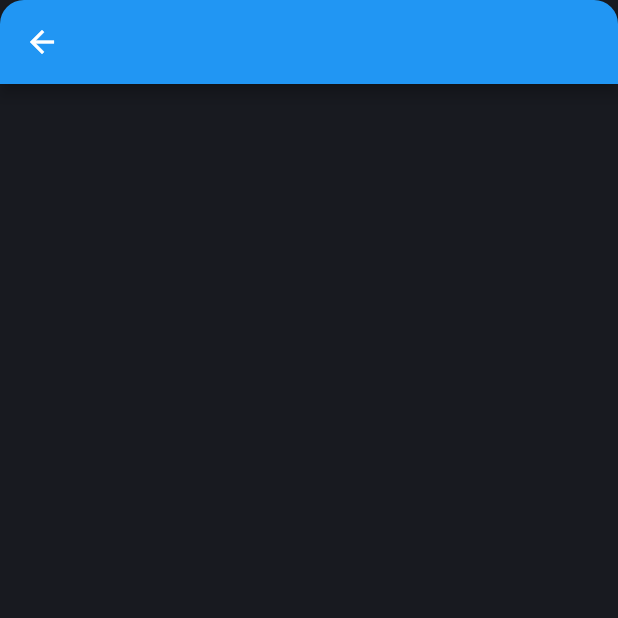
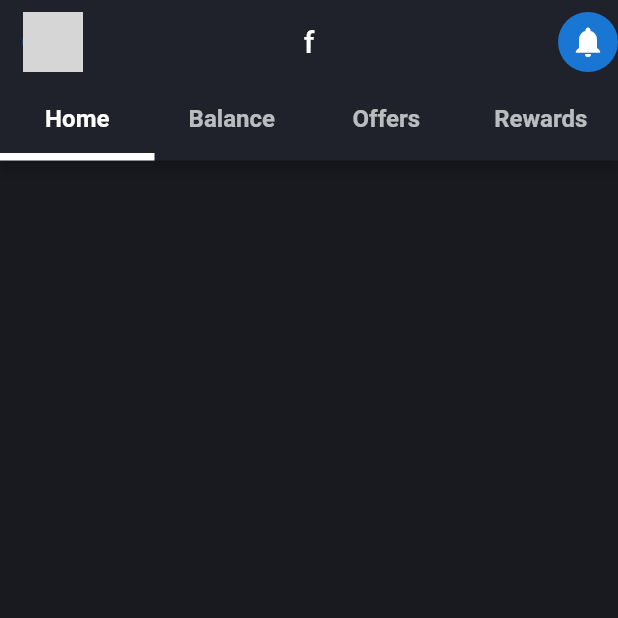
Before and after one commit to Fareed-Shah/Flutter_PaymentApp_UI, a Flutter app: the Login_Screen screen opened directly, after a tap on "Verify", on a phone screen of 412 x 824 dp, the top half of it. Run offline on Flutter 3.47's test engine with Material 2 defaults, Android fonts, the phone set to English and light mode, and no system bars; missing offline and left inert: dart:html; grey boxes are pictures that could not be loaded.

Commit message:
Login Screen

```diff
--- a/lib/main.dart
+++ b/lib/main.dart
@@ -1,3 +1,4 @@
+import 'package:assignment_01/screens/home_screen.dart';
 import 'package:assignment_01/screens/login_screen.dart';
 import 'package:assignment_01/screens/open_screen.dart';
 import 'package:flutter/material.dart';
@@ -19,7 +20,7 @@ class _MyAppState extends State<MyApp> {
   return const MaterialApp(
     debugShowCheckedModeBanner: false,
     // home:Open_Screen(),
-    home:Login_Screen(),
+    home:Home_Screen(),
   );
   }
 }
--- a/lib/screens/home_screen.dart
+++ b/lib/screens/home_screen.dart
@@ -14,9 +14,57 @@ class Home_Screen extends StatefulWidget {
 class _Home_ScreenState extends State<Home_Screen> {
   @override
   Widget build(BuildContext context) {
-   return Scaffold(
-     backgroundColor: Color(AppColorConst.basecolor),
-     appBar: App_Bar(),
+   return DefaultTabController(
+     length: 4,
+     child: Scaffold(
+       backgroundColor: Color(AppColorConst.basecolor),
+       appBar: AppBar(
+         flexibleSpace: Container(
+            decoration: BoxDecoration(
+              gradient: LinearGradient(colors: [Color(0xff1F222A),Color(0xff1F222A)],
+              begin: Alignment.bottomRight,
+              end: Alignment.topLeft
+              )
+            ),
+          ),
+          backgroundColor: Colors.transparent,
+    leading:
+    Row(
+      children: [
+        Padding(padding: EdgeInsets.only(left: 15)),
+        CircleAvatar(
+        backgroundImage: AssetImage('images/fareed.jpg'),
+        child: GestureDetector(onTap: () {}),
+        ),
+      ],
+    ),
+    title: Text('f'),
+    centerTitle: true,
+    actions: [
+      Row(
+      children: [
+        Padding(padding: EdgeInsets.only(right: 15)),
+        CircleAvatar(
+        child: Icon(Icons.notifications),
+        ),
+      ],
+    ),
+    ],
+    // shape: RoundedRectangleBorder(
+    //   borderRadius: BorderRadius.vertical(top: Radius.circular(16))
+    // ),
+    bottom:
+    TabBar(
+            indicatorWeight: 5,
+            indicatorColor: Colors.white,
+            tabs: [
+           Tab(child: Text('Home',style: TextStyle(fontSize: 16,fontWeight:FontWeight.w600 ),),),
+           Tab(child: Text('Balance',style: TextStyle(fontSize: 16,fontWeight:FontWeight.w600 ),),),
+           Tab(child: Text('Offers',style: TextStyle(fontSize: 16,fontWeight:FontWeight.w600 ),),),
+           Tab(child: Text('Rewards',style: TextStyle(fontSize: 16,fontWeight:FontWeight.w600 ),),)
+          ]),
+       ),
+     ),
    );
   }
 }
```
Also changed, not shown: lib/custom_widgets/app_barwidget.dart (+27 -5 lines), assets/images/fareed.jpg (added).
